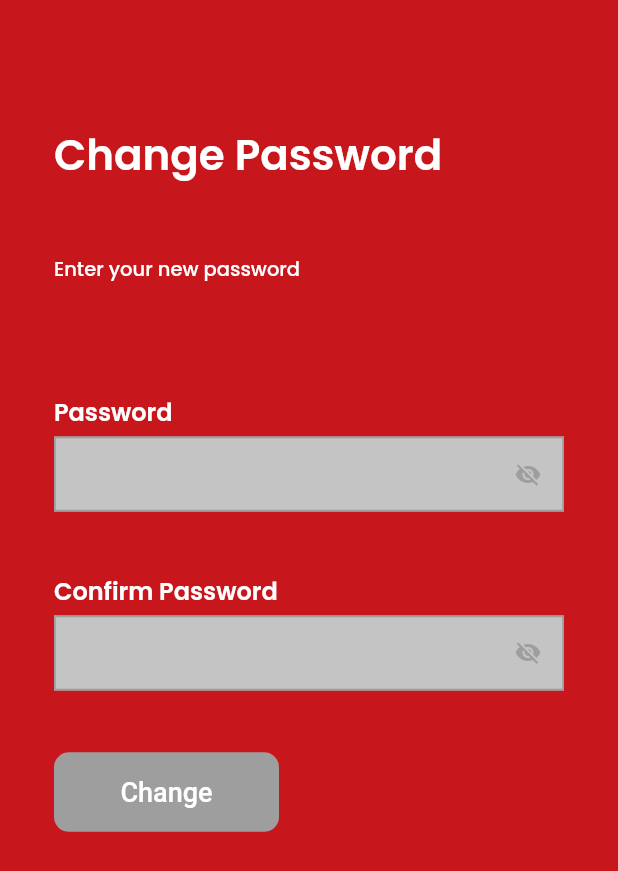
After one commit to rhythmbhandari/gym_app, a Flutter app: the ChangePassword screen opened by its route, on a phone screen of 412 x 824 dp. The commit adds this screen. Shown: the top 871 px of the screen. Run offline on Flutter 3.47's test engine with Material 2 defaults, Android fonts, the phone set to English and light mode, and no system bars; our stand-ins replace dio, flutter_secure_storage, get, image_cropper, image_picker, permission_handler and 1 more; missing offline and left inert: flutter_barcode_scanner, flutter_web_browser, khalti_flutter; accounts and stored records are empty; network calls fail.

Commit message:
Completed forget password

```diff
--- a/lib/app/data/repositories/auth_repository.dart
+++ b/lib/app/data/repositories/auth_repository.dart
@@ -66,6 +66,7 @@ class AuthRepository {
     final body = jsonEncode({'email': email});
     try {
       final response = await NetworkHelper().postRequest(url, data: body);
+      print('Response is $response');
       if (response.statusCode == 200) {
         return true;
       } else if (response.statusCode == 401) {
@@ -73,6 +74,33 @@ class AuthRepository {
             'Invalid request. Please contact support.');
       } else if (response.statusCode == 400) {
         return Future.error('Please enter registered email');
+      } else {
+        return Future.error('Invalid');
+      }
+    } on SocketException {
+      return Future.error(
+          'Please check your internet connection and try again.');
+    } catch (e) {
+      return Future.error(e.toString());
+    }
+  }
+
+  static Future<bool> changePassword(String password, String confirmPassword, String otp) async {
+    const url = '$baseUrl/accounts/reset-password-form/';
+    final body = jsonEncode({
+      "otp": otp,
+      "password": password,
+      "confirm_password": confirmPassword
+    });
+    try {
+      final response = await NetworkHelper().postRequest(url, data: body);
+      if (response.statusCode == 200) {
+        return true;
+      } else if (response.statusCode == 401) {
+        return Future.error(
+            'Invalid request. Please contact support.');
+      } else if (response.statusCode == 400) {
+        return Future.error('Please enter correct Otp.');
       } else {
         return Future.error('Invalid');
       }
--- a/lib/app/data/request/dashboard_request.dart
+++ b/lib/app/data/request/dashboard_request.dart
@@ -102,6 +102,7 @@ class DashboardRequest {
     try {
       final response =
           await NetworkHelper().getRequest(url, contentType: await SecureStorage.returnHeaderToken());
+      print(response);
       if (response.statusCode == 200) {
         List<Gym> gymList =
             (response.data as List).map((i) => Gym.fromJson(i)).toList();
--- /dev/null
+++ b/lib/app/modules/auth/views/change_password.dart
@@ -0,0 +1,187 @@
+import 'package:flutter/material.dart';
+import 'package:get/get.dart';
+
+import '../../../config/theme_colors.dart';
+import '../../../routes/app_pages.dart';
+import '../../../widgets/custom_button.dart';
+import '../../../widgets/custom_input_textfield.dart';
+import '../../../widgets/custom_snackbar.dart';
+import '../../../widgets/password_input_textfield.dart';
+import '../../../widgets/top_snack_bar.dart';
+import '../controllers/auth_controller.dart';
+import 'forgot_otp.dart';
+
+class ChangePassword extends GetView<AuthController> {
+  static String id = '/change_password';
+
+  ChangePassword({Key key}) : super(key: key);
+
+  final FocusNode passwordNode = FocusNode();
+  final FocusNode confirmPasswordNode = FocusNode();
+
+  @override
+  Widget build(BuildContext context) {
+    final node = FocusScope.of(context);
+    return Scaffold(
+        backgroundColor: primaryColor,
+        body: SafeArea(
+          child: SingleChildScrollView(
+            child: Container(
+              padding: const EdgeInsets.symmetric(horizontal: 36),
+              child: Column(
+                crossAxisAlignment: CrossAxisAlignment.start,
+                children: [
+                  SizedBox(height: Get.height * 0.1),
+                  Text(
+                    'Change Password',
+                    style: Get.textTheme.headline5.copyWith(
+                        color: Colors.white,
+                        fontFamily: 'Poppins',
+                        fontWeight: FontWeight.w600,
+                        fontSize: 28),
+                  ),
+                  SizedBox(height: Get.height * 0.055),
+                  Text(
+                    'Enter your new password',
+                    style: Get.textTheme.headline5.copyWith(
+                        color: Colors.white,
+                        fontFamily: 'Poppins',
+                        fontWeight: FontWeight.w500,
+                        fontSize: 13),
+                  ),
+                  SizedBox(height: Get.height * 0.09),
+                  Text(
+                    'Password',
+                    style: Get.textTheme.headline5.copyWith(
+                        color: Colors.white,
+                        fontFamily: 'Poppins',
+                        fontWeight: FontWeight.w600,
+                        fontSize: 16),
+                  ),
+                  SizedBox(height: Get.height * 0.005),
+                  Obx(() => PasswordTextField(
+                    textInputType: TextInputType.visiblePassword,
+                    labelText: 'Password'.tr,
+                    hintText: 'Enter password'.tr,
+                    focusNode: passwordNode,
+                    onChanged: (_) {
+                      controller.checkForgetPasswordEnabled();
+                    },
+                    onSubmit: (_) => node.requestFocus(confirmPasswordNode),
+                    suffix: IconButton(
+                        icon: Icon(
+                          controller.newPasswordInvisible.value
+                              ? Icons.visibility_off
+                              : Icons.visibility,
+                          size: 18,
+                        ),
+                        color: passwordNode.hasFocus
+                            ? primaryColor
+                            : passwordNode.hasFocus &&
+                            controller.newPasswordError != null
+                            ? Colors.red
+                            : Colors.grey,
+                        onPressed: () =>
+                            controller.changeNewPasswordVisibility(
+                                !controller.newPasswordInvisible.value)),
+                    obscureText: controller.newPasswordInvisible.value,
+                    errorText: controller.newPasswordError.value,
+                    controller: controller.newPasswordController,
+                  )),
+                  SizedBox(height: Get.height * 0.05),
+                  Text(
+                    'Confirm Password',
+                    style: Get.textTheme.headline5.copyWith(
+                        color: Colors.white,
+                        fontFamily: 'Poppins',
+                        fontWeight: FontWeight.w600,
+                        fontSize: 16),
+                  ),
+                  SizedBox(height: Get.height * 0.005),
+                  Obx(() => PasswordTextField(
+                    textInputType: TextInputType.visiblePassword,
+                    labelText: 'Password'.tr,
+                    hintText: 'Enter password'.tr,
+                    focusNode: confirmPasswordNode,
+                    onChanged: (_) {
+                      controller.checkForgetPasswordEnabled();
+                    },
+                    onSubmit: (_) => node.unfocus(),
+                    suffix: IconButton(
+                        icon: Icon(
+                          controller.confirmPasswordInvisible.value
+                              ? Icons.visibility_off
+                              : Icons.visibility,
+                          size: 18,
+                        ),
+                        color: passwordNode.hasFocus
+                            ? primaryColor
+                            : passwordNode.hasFocus &&
+                            controller.newPasswordError != null
+                            ? Colors.red
+                            : Colors.grey,
+                        onPressed: () =>
+                            controller.changeConfirmPasswordVisibility(
+                                !controller.confirmPasswordInvisible.value)),
+                    obscureText: controller.confirmPasswordInvisible.value,
+                    errorText: controller.newPasswordError.value,
+                    controller: controller.confirmPasswordController,
+                  )),
+                  SizedBox(height: Get.height * 0.05),
+                  SizedBox(
+                    width: 150,
+                    child: Obx(() => CustomButton(
+                      radius: 10,
+                      onPressed: controller.forgetButtonEnabled.value
+                          ? () async {
+                        controller.forgetButtonEnabled.value = false;
+                        if (controller.validateChangePassword()) {
+                          final status =
+                          await controller.changePassword();
+                          if (status) {
+                            showTopSnackBar(
+                              context,
+                              const CustomSnackBar.success(
+                                message: "Passwords changed successfully",
+                              ),
+                            );
+                            controller.forgetButtonEnabled.value =
+                            true;
+                            Get.offAllNamed(Routes.AUTH);
+                          } else {
+                            showTopSnackBar(
+                              context,
+                              CustomSnackBar.error(
+                                message: controller.newPasswordError.value,
+                              ),
+                            );
+                            controller.forgetButtonEnabled.value =
+                            true;
+                          }
+                        } else {
+                          showTopSnackBar(
+                            context,
+                            CustomSnackBar.error(
+                              message:
+                              "Error. ${controller.newPasswordError}",
+                            ),
+                          );
+                          controller.forgetButtonEnabled.value =
+                          true;
+                        }
+                      }
+                          : null,
+                      text: 'Change',
+                      backgroundColor: controller.forgetButtonEnabled.value
+                          ? const Color(0xff6779BA)
+                          : Colors.grey,
+                    )),
+                  ),
+                  SizedBox(height: Get.height * 0.05),
+                ],
+              )
+            )
+          )
+        ));
+  }
+}
--- a/lib/app/modules/gym/views/gym_view.dart
+++ b/lib/app/modules/gym/views/gym_view.dart
@@ -61,7 +61,7 @@ class GymView extends GetView<GymController> {
                       Get.toNamed(GymDetails.id, preventDuplicates: true);
                     },
                     child: GymWidget(
-                      name: controller.gymList[index].companyName,
+                      name: controller.gymList[index].companyName.toString(),
                       description: controller.gymList[index].description.toString()
                     ),
                   );
```
Also changed, not shown: lib/app/modules/auth/controllers/auth_controller.dart (+73 -3 lines), lib/app/modules/auth/views/forgot_otp.dart (added, +107 -0 lines), lib/app/modules/auth/views/forgot_password.dart (+5 -7 lines), lib/app/routes/app_pages.dart (+10 -0 lines), pubspec.lock, 1 other file.
